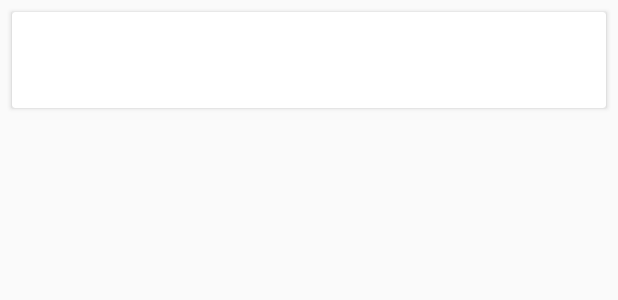
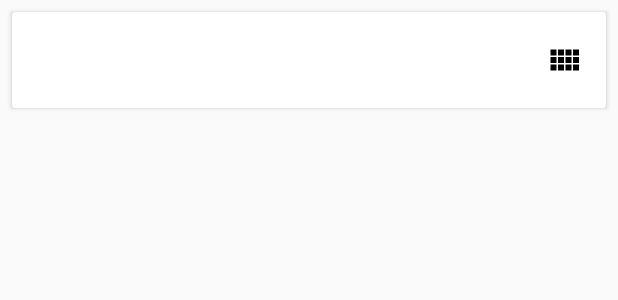
Before and after one commit to SamNgigi/DragDropManenos, an Android app: the layout cardview_row.xml on its own in the app's theme, with its tools: preview values and no code run, on a phone screen of 412 x 824 dp. Shown: the top 300 px of the screen. Run offline under Robolectric (Android 15) with nearby library versions, the phone set to English and light mode, and no system bars.

```diff
--- a/app/src/main/java/com/hai/jedi/dragdrop/ItemTouchHelperContract.java
+++ b/app/src/main/java/com/hai/jedi/dragdrop/ItemTouchHelperContract.java
@@ -1,8 +1,9 @@
 package com.hai.jedi.dragdrop;
 
 public interface ItemTouchHelperContract {
+
     void onRowMoved(int fromPosition, int toPosition);
-    void onRowSelected(RecyclerViewAdapter.MyViewHolder myViewHolder);
-
+    void onRowSelected(MyViewHolder myViewHolder);
+    void onRowClear(MyViewHolder myViewHolder);
 
 }
--- /dev/null
+++ b/app/src/main/res/drawable/ic_view_comfy_black_24dp.xml
@@ -0,0 +1,9 @@
+<vector xmlns:android="http://schemas.android.com/apk/res/android"
+        android:width="24dp"
+        android:height="24dp"
+        android:viewportWidth="24.0"
+        android:viewportHeight="24.0">
+    <path
+        android:fillColor="#FF000000"
+        android:pathData="M3,9h4L7,5L3,5v4zM3,14h4v-4L3,10v4zM8,14h4v-4L8,10v4zM13,14h4v-4h-4v4zM8,9h4L12,5L8,5v4zM13,5v4h4L17,5h-4zM18,14h4v-4h-4v4zM3,19h4v-4L3,15v4zM8,19h4v-4L8,15v4zM13,19h4v-4h-4v4zM18,19h4v-4h-4v4zM18,5v4h4L22,5h-4z"/>
+</vector>
--- a/app/src/main/res/layout/cardview_row.xml
+++ b/app/src/main/res/layout/cardview_row.xml
@@ -7,7 +7,34 @@
     android:layout_margin="8dp"
     car_view:cardCornerRadius="2dp"
     car_view:cardElevation="2dp"
-    >
+    android:id="@+id/cardView">
+
+    <RelativeLayout
+        android:layout_width="match_parent"
+        android:layout_height="match_parent"
+        android:paddingBottom="8dp"
+        android:paddingLeft="8dp"
+        android:paddingRight="8dp"
+        android:id="@+id/relativeLayout">
+
+        <TextView
+            android:layout_width="wrap_content"
+            android:layout_height="wrap_content"
+            android:layout_centerVertical="true"
+            android:textAppearance="@style/TextAppearance.Compat.Notification.Title"
+            android:id="@+id/textTitle"/>
+
+        <ImageView
+            android:layout_width="wrap_content"
+            android:layout_height="wrap_content"
+            android:padding="8dp"
+            android:layout_alignParentEnd="true"
+            android:layout_centerVertical="true"
+            android:src="@drawable/ic_view_comfy_black_24dp"
+            android:contentDescription="@string/drag_handle"
+            android:id="@+id/imageView"/>
+
+    </RelativeLayout>
 
 
 </android.support.v7.widget.CardView>
--- a/app/src/main/res/values/strings.xml
+++ b/app/src/main/res/values/strings.xml
@@ -1,3 +1,4 @@
 <resources>
     <string name="app_name">Drag&amp;Drop</string>
+    <string name="drag_handle">drag_handle</string>
 </resources>
```
Also changed, not shown: app/src/main/java/com/hai/jedi/dragdrop/ItemMoveCallback.java (+37 -1 lines), app/src/main/java/com/hai/jedi/dragdrop/MyViewHolder.java (+8 -2 lines), app/src/main/java/com/hai/jedi/dragdrop/RecyclerViewAdapter.java (+26 -1 lines), app/src/main/res/drawable/ic_select_all_black_24dp.xml (added, +9 -0 lines).
